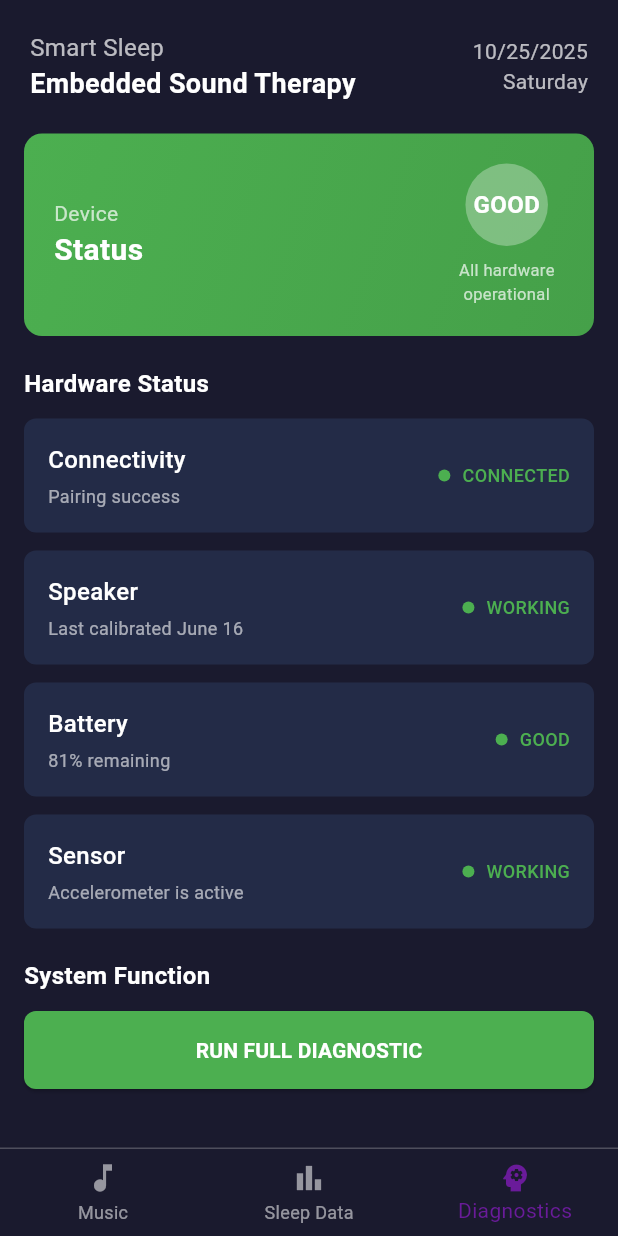
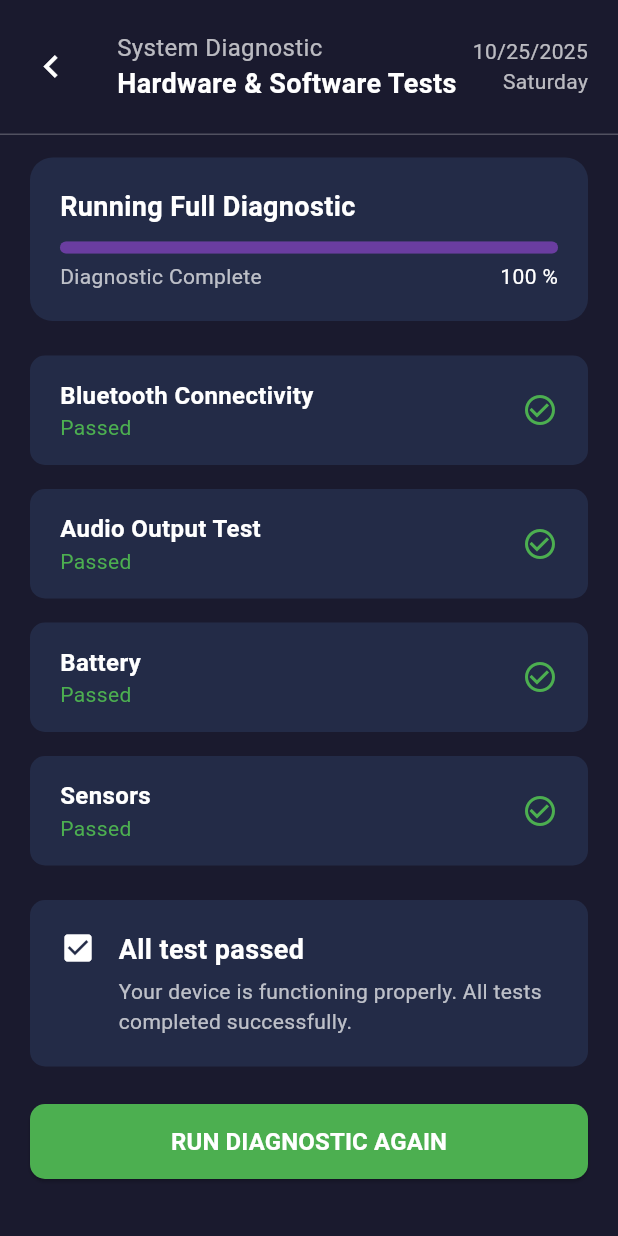
Before and after one commit to FrancisEugenio28/Sleep-Sound-Therapy-Mobile-App, a Flutter app: the screen it shows after launch, item 3 of the bottom bar chosen, after a tap on "RUN FULL DIAGNOSTIC", on a phone screen of 412 x 824 dp. Run offline on Flutter 3.47's test engine with Material 3 defaults, Android fonts, the light colour scheme and no system bars; our stand-ins replace just_audio, syncfusion_flutter_sliders; missing offline and left inert: rive_animated_icon; Roboto replaces fonts that are missing (Sans-serif).

Commit message:
Diagnostic Done

```diff
--- a/lib/main.dart
+++ b/lib/main.dart
@@ -1,7 +1,8 @@
 import 'package:flutter/material.dart';
-import 'pages/LandingPage.dart';
-import 'pages/SleepData.dart';
-import 'pages/DiagnosticPage.dart';
+import 'pages/landing_page.dart';
+import 'pages/sleep_data.dart';
+import 'pages/diagnostic_page.dart';
+import 'pages/diagnostic_screen.dart';
 
 void main() {
   runApp(const MyApp());
@@ -41,6 +42,7 @@ class _MainNavigationScreenState extends State<MainNavigationScreen> {
     const MusicPageContent(),
     const SleepDataPageContent(),
     const DiagnosticPageContent(),
+    const DiagnosticScreenContent(),
   ];
 
   void _onItemTapped(int index) {
--- a/lib/pages/DiagnosticPage.dart
+++ b/lib/pages/diagnostic_page.dart
@@ -1,5 +1,6 @@
 import 'package:flutter/material.dart';
 import '../widgets/shared_header.dart';
+import '../pages/diagnostic_screen.dart';
 
 class DiagnosticPageContent extends StatelessWidget {
   const DiagnosticPageContent({super.key});
@@ -15,10 +16,12 @@ class DiagnosticPageContent extends StatelessWidget {
               title: 'Smart Sleep',
               subtitle: 'Embedded Sound Therapy',
             ),
+            const Divider(color: Colors.white24, height: 1),
+            const SizedBox(height: 16.0),
 
             // Device Status Card
             Padding(
-              padding: const EdgeInsets.symmetric(horizontal: 16.0),
+              padding: const EdgeInsets.symmetric(horizontal: 18.0),
               child: Container(
                 padding: const EdgeInsets.all(20),
                 decoration: BoxDecoration(
@@ -239,7 +242,14 @@ class SystemFunctionButton extends StatelessWidget {
         SizedBox(
           width: double.infinity,
           child: ElevatedButton(
-            onPressed: () {},
+            onPressed: () {
+              // 🎯 NAVIGATION CODE ADDED HERE
+              Navigator.of(context).push(
+                MaterialPageRoute(
+                  builder: (context) => const DiagnosticScreenContent(), // Navigate to the new page
+                ),
+              );
+            },
             style: ElevatedButton.styleFrom(
               backgroundColor: const Color(0xFF4CAF50),
               padding: const EdgeInsets.symmetric(vertical: 16),
--- /dev/null
+++ b/lib/pages/diagnostic_screen.dart
@@ -0,0 +1,234 @@
+  import 'package:flutter/material.dart';
+  import '../widgets/shared_header.dart';
+
+  class DiagnosticScreenContent extends StatelessWidget {
+    const DiagnosticScreenContent({super.key});
+
+    static const Color _cardColor = Color(0xFF232b47);
+    static const Color _primaryGreen = Color(0xFF4CAF50);
+    static const Color _progressAccent = Color(0xFF6A3DA0);
+    static const Color _scaffoldBackground = Color(0xFF1a1a2e);
+
+    // Running Diagnostic Progress Box
+    Widget _buildRunningDiagnosticBox() {
+
+      return Container(
+        margin: const EdgeInsets.symmetric(horizontal: 20, vertical: 15),
+        padding: const EdgeInsets.all(20),
+        decoration: BoxDecoration(
+          color: _cardColor,
+          borderRadius: BorderRadius.circular(15),
+        ),
+        child: Column(
+          crossAxisAlignment: CrossAxisAlignment.start,
+          children: <Widget>[
+            const Text(
+              'Running Full Diagnostic',
+              style: TextStyle(
+                color: Colors.white,
+                fontSize: 18,
+                fontWeight: FontWeight.bold,
+              ),
+            ),
+            const SizedBox(height: 10),
+            // Progress Bar
+            LinearProgressIndicator(
+              value: 1.0, // Set to 100% complete
+              backgroundColor: _progressAccent.withOpacity(0.3),
+              valueColor: const AlwaysStoppedAnimation<Color>(_progressAccent),
+              minHeight: 8,
+              borderRadius: BorderRadius.circular(4),
+            ),
+            const SizedBox(height: 5),
+            const Row(
+              mainAxisAlignment: MainAxisAlignment.spaceBetween,
+              children: [
+                Text(
+                  'Diagnostic Complete',
+                  style: TextStyle(color: Colors.white70, fontSize: 14),
+                ),
+                Text(
+                  '100 %',
+                  style: TextStyle(color: Colors.white, fontSize: 14),
+                ),
+              ],
+            ),
+          ],
+        ),
+      );
+    }
+
+    // Individual Test Result Card (e.g., Bluetooth, Audio)
+    Widget _buildTestCard({required String title}) {
+
+      return Container(
+        margin: const EdgeInsets.symmetric(horizontal: 20, vertical: 8),
+        padding: const EdgeInsets.symmetric(horizontal: 20, vertical: 15),
+        decoration: BoxDecoration(
+          color: _cardColor,
+          borderRadius: BorderRadius.circular(10),
+        ),
+        child: Row(
+          mainAxisAlignment: MainAxisAlignment.spaceBetween,
+          children: <Widget>[
+            Column(
+              crossAxisAlignment: CrossAxisAlignment.start,
+              children: <Widget>[
+                Text(
+                  title,
+                  style: const TextStyle(
+                    color: Colors.white,
+                    fontSize: 16,
+                    fontWeight: FontWeight.w600,
+                  ),
+                ),
+                const Text(
+                  'Passed',
+                  style: TextStyle(
+                    color: _primaryGreen,
+                    fontSize: 14,
+                  ),
+                ),
+              ],
+            ),
+            // Checkmark icon
+            const Icon(
+              Icons.check_circle_outline,
+              color: _primaryGreen,
+              size: 24,
+            ),
+          ],
+        ),
+      );
+    }
+
+    // Status Banner and Button Section
+    Widget _buildStatusAndButton() {
+      const successColor = _cardColor;
+      const buttonColor = _primaryGreen;
+
+      return Column(
+        children: [
+          // Status Banner
+          Container(
+            margin: const EdgeInsets.only(top: 15, left: 20, right: 20, bottom: 25),
+            padding: const EdgeInsets.all(20),
+            decoration: BoxDecoration(
+              color: successColor,
+              borderRadius: BorderRadius.circular(10),
+            ),
+            child: const Row(
+              crossAxisAlignment: CrossAxisAlignment.start,
+              children: <Widget>[
+                Icon(Icons.check_box, color: Colors.white, size: 24),
+                SizedBox(width: 15),
+                Expanded(
+                  child: Column(
+                    crossAxisAlignment: CrossAxisAlignment.start,
+                    children: [
+                      Text(
+                        'All test passed',
+                        style: TextStyle(
+                          color: Colors.white,
+                          fontSize: 18,
+                          fontWeight: FontWeight.bold,
+                        ),
+                      ),
+                      SizedBox(height: 5),
+                      Text(
+                        'Your device is functioning properly. All tests completed successfully.',
+                        style: TextStyle(color: Colors.white70, fontSize: 14),
+                      ),
+                    ],
+                  ),
+                ),
+              ],
+            ),
+          ),
+
+          // Run Diagnostic Again Button
+          Padding(
+            padding: const EdgeInsets.symmetric(horizontal: 20),
+            child: ElevatedButton(
+              onPressed: () {
+                // Handle button press
+              },
+              style: ElevatedButton.styleFrom(
+                backgroundColor: buttonColor,
+                minimumSize: const Size(double.infinity, 50),
+                shape: RoundedRectangleBorder(
+                  borderRadius: BorderRadius.circular(10),
+                ),
+              ),
+              child: const Text(
+                'RUN DIAGNOSTIC AGAIN',
+                style: TextStyle(
+                  color: Colors.white,
+                  fontSize: 16,
+                  fontWeight: FontWeight.bold,
+                ),
+              ),
+            ),
+          ),
+        ],
+      );
+    }
+
+  @override
+  Widget build(BuildContext context) {
+    return Scaffold(
+      backgroundColor: _scaffoldBackground,
+      body: SafeArea(
+        child: Column(
+          children: <Widget>[
+            Padding(
+              padding: const EdgeInsets.only(left: 10.0),
+              child: Row(
+                children: [
+                  IconButton(
+                    icon: const Icon(Icons.chevron_left, color: Colors.white, size: 30),
+                    onPressed: () {
+                      Navigator.of(context).pop();
+                    },
+                  ),
+
+                  const Expanded(
+                    child: SharedHeader(
+                      title: 'System Diagnostic',
+                      subtitle: 'Hardware & Software Tests',
+                    ),
+                  ),
+                ],
+              ),
+            ),
+
+            const Divider(
+              color: Colors.white24,
+              height: 1,
+              thickness: 1,
+              ),
+
+              Expanded(
+                child: SingleChildScrollView(
+                  padding: const EdgeInsets.only(bottom: 20),
+                  child: Column(
+                    children: <Widget>[
+                      _buildRunningDiagnosticBox(),
+
+                      // Individual Tests
+                      _buildTestCard(title: 'Bluetooth Connectivity'),
+                      _buildTestCard(title: 'Audio Output Test'),
+                      _buildTestCard(title: 'Battery'),
+                      _buildTestCard(title: 'Sensors'),
+
+                      _buildStatusAndButton(),
+                    ],
+                  ),
+                ),
+              ),
+            ],
+          ),
+        ),
+      );
+    }
+  }
```
Also changed, not shown: lib/pages/landing_page.dart (renamed from lib/pages/LandingPage.dart), lib/pages/sleep_data.dart (renamed from lib/pages/SleepData.dart), 1 other file.
